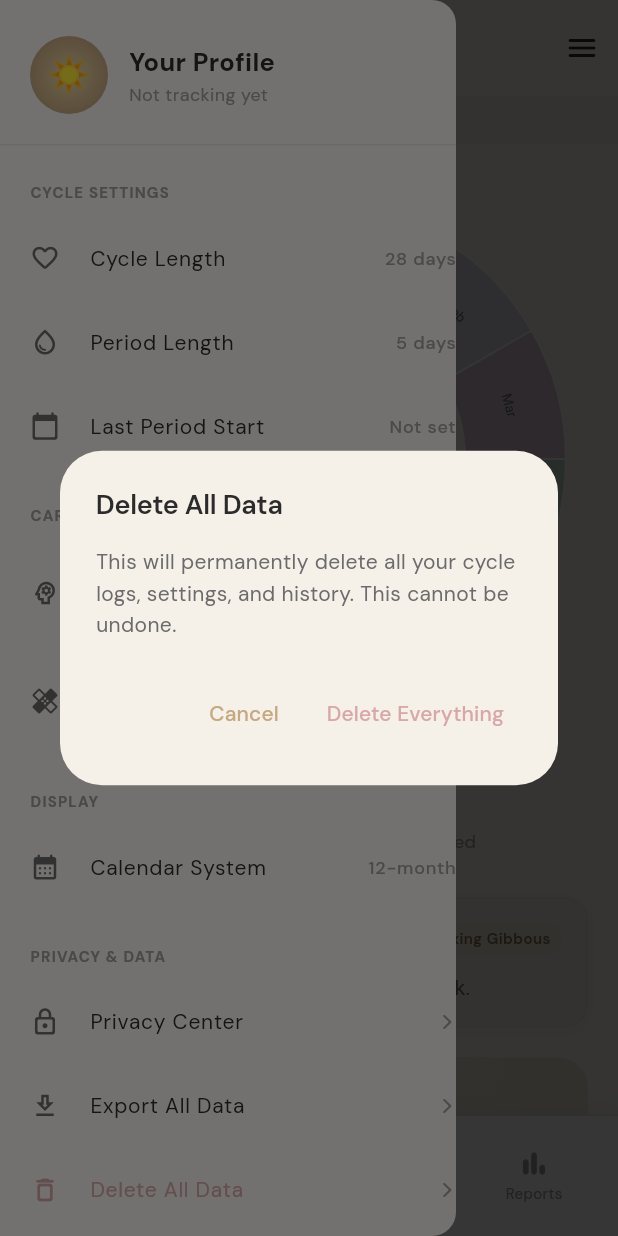
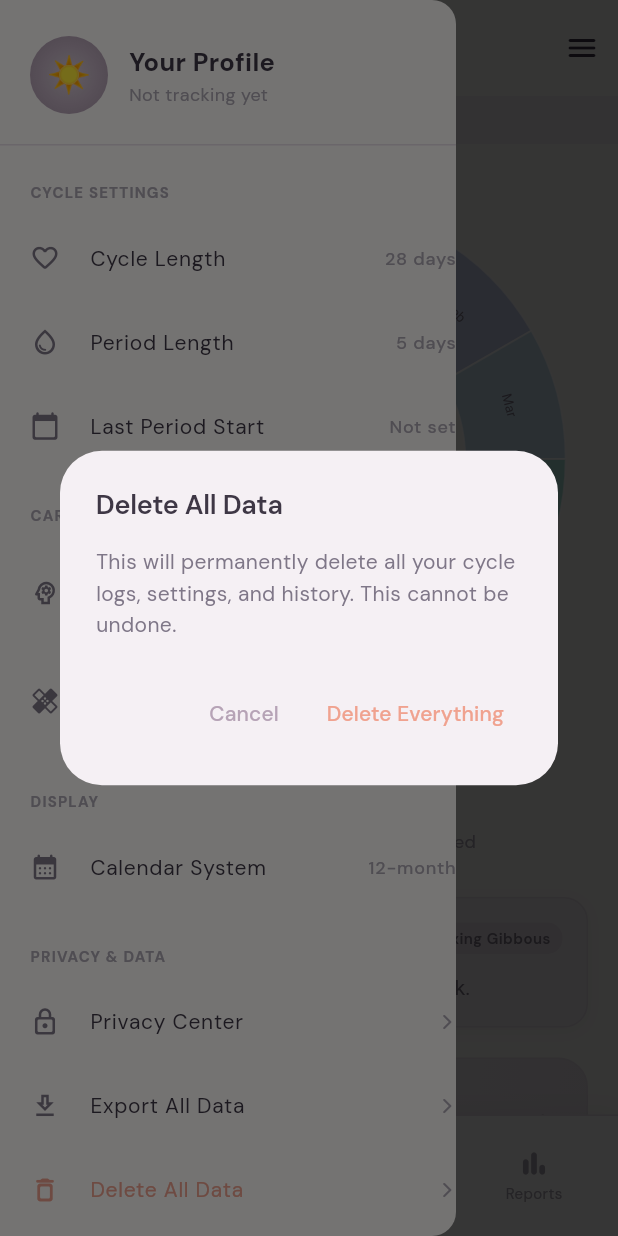
Before and after one commit to HiConnorM/sol-cycle-app, a Flutter app: the _MainShell screen opened directly, in the side drawer, after a tap on "Delete All Data", on a phone screen of 412 x 824 dp. Run offline on Flutter 3.47's test engine with Material 3 defaults, Android fonts, the phone set to English and light mode, and no system bars; our stand-ins replace equatable, flutter_riverpod, google_fonts, shared_preferences; accounts and stored records are empty.

Commit message:
feat: apply Sol Cycle brand palette across all app surfaces
Replace warm sandy/golden palette with new brand colors:
- Background → Soft Ivory White (#FCFAF8)
- Surface → Petal Mist (#F5F0F4)
- Border → Cloud Mauve (#E6DEE6)
- Primary text → Deep Plum Slate (#3E3745)
- Secondary text → Muted Mauve Gray (#7F7788)
- Accent → Moon Mauve (#B6A3B6)

Wheel segments now use the 13 logo spectrum colors (lavender → periwinkle → sky blue → seafoam → green → yellow-green → warm yellow/Sol → peach → coral → terracotta → mauve pink → soft violet → medium purple).

Phase colors updated to match wheel tones: menstrual (coral), follicular (soft green), ovulatory (warm yellow), luteal (lavender).

Co-Authored-By: Claude Sonnet 4.6 <noreply@anthropic.com>

```diff
--- a/sol_cycle/lib/app.dart
+++ b/sol_cycle/lib/app.dart
@@ -195,7 +195,7 @@ class _SolSplash extends StatelessWidget {
           width: 72,
           height: 72,
           decoration: BoxDecoration(
-            gradient: const RadialGradient(colors: [Color(0xFFEAD9A0), Color(0xFFC6A882)]),
+            gradient: const RadialGradient(colors: [Color(0xFFD5C9D5), Color(0xFFB6A3B6)]),
             shape: BoxShape.circle,
             boxShadow: [BoxShadow(color: SolColors.primary.withOpacity(0.3), blurRadius: 20, offset: const Offset(0, 6))],
           ),
--- a/sol_cycle/lib/core/theme.dart
+++ b/sol_cycle/lib/core/theme.dart
@@ -3,55 +3,55 @@ import 'package:google_fonts/google_fonts.dart';
 
 class SolColors {
   // Base palette
-  static const Color background = Color(0xFFFAF7F2);
-  static const Color surface = Color(0xFFF5F0E8);
-  static const Color card = Color(0xFFFFFFFF);
-  static const Color border = Color(0xFFE8E4DF);
+  static const Color background = Color(0xFFFCFAF8);   // Soft Ivory White
+  static const Color surface = Color(0xFFF5F0F4);       // Petal Mist
+  static const Color card = Color(0xFFFFFFFF);           // Pure White
+  static const Color border = Color(0xFFE6DEE6);         // Cloud Mauve
 
   // Text
-  static const Color textPrimary = Color(0xFF2B2B2B);
-  static const Color textSecondary = Color(0xFF6B6B6B);
-  static const Color textMuted = Color(0xFFA0A0A0);
+  static const Color textPrimary = Color(0xFF3E3745);    // Deep Plum Slate
+  static const Color textSecondary = Color(0xFF7F7788);  // Muted Mauve Gray
+  static const Color textMuted = Color(0xFFADA7B3);      // Light Mauve
 
   // Accent
-  static const Color primary = Color(0xFFC6A882);
-  static const Color primaryLight = Color(0xFFF0E8D8);
-  static const Color primaryDark = Color(0xFF8B6E4E);
+  static const Color primary = Color(0xFFB6A3B6);        // Moon Mauve
+  static const Color primaryLight = Color(0xFFE8DEE8);   // Light Mauve
+  static const Color primaryDark = Color(0xFF7F7788);    // Muted Mauve Gray
 
-  // Phase colors
-  static const Color menstrual = Color(0xFFD8A7A7);
-  static const Color menstrualLight = Color(0xFFF2E0E0);
-  static const Color follicular = Color(0xFFAFC3A4);
-  static const Color follicularLight = Color(0xFFDDEDD8);
-  static const Color ovulatory = Color(0xFFEAD9A0);
-  static const Color ovulatoryLight = Color(0xFFF7F0D0);
-  static const Color luteal = Color(0xFFBFA8C9);
-  static const Color lutealLight = Color(0xFFE8DDEF);
+  // Phase colors — drawn from the new wheel palette
+  static const Color menstrual = Color(0xFFF0A28F);      // Coral (inner winter warmth)
+  static const Color menstrualLight = Color(0xFFFAE3DC); // Light Coral
+  static const Color follicular = Color(0xFFB7DFA3);     // Soft Green (inner spring)
+  static const Color follicularLight = Color(0xFFDEF2D4);// Light Green
+  static const Color ovulatory = Color(0xFFF2DEA0);      // Warm Yellow (inner summer)
+  static const Color ovulatoryLight = Color(0xFFFAF2D5); // Light Yellow
+  static const Color luteal = Color(0xFFB7A6D9);         // Lavender (inner autumn)
+  static const Color lutealLight = Color(0xFFE5DFF5);    // Light Lavender
 
-  // Wheel month colors (seasonal pastel spectrum)
+  // Wheel month colors — Sol Cycle brand spectrum
   static const List<Color> wheelColors = [
-    Color(0xFFC9D6E3), // January  - Pale Blue
-    Color(0xFFC7C3D9), // February - Lavender Gray
-    Color(0xFFBFA8C9), // March    - Soft Plum
-    Color(0xFFBFD8C2), // April    - Sage Green
-    Color(0xFFAFC3A4), // May      - Soft Olive
-    Color(0xFFEAD9A0), // June     - Muted Gold
-    Color(0xFFE8D2B0), // Sol      - Warm Sand (13th month)
-    Color(0xFFE6B8A2), // July     - Soft Peach
-    Color(0xFFD8A7A7), // August   - Dusty Rose
-    Color(0xFFE4BFC3), // September- Blush Pink
-    Color(0xFFB7D3CF), // October  - Misty Teal
-    Color(0xFFC9D6E3), // November - Pale Blue
-    Color(0xFFC7C3D9), // December - Lavender Gray
+    Color(0xFFB7A6D9), // January  - Lavender
+    Color(0xFFAEBCE8), // February - Periwinkle Blue
+    Color(0xFFA9D2EC), // March    - Sky Blue
+    Color(0xFFA8E0D4), // April    - Seafoam
+    Color(0xFFB7DFA3), // May      - Soft Green
+    Color(0xFFD5E59B), // June     - Yellow-Green
+    Color(0xFFF2DEA0), // Sol      - Warm Yellow (13th month)
+    Color(0xFFF6C59F), // July     - Peach
+    Color(0xFFF0A28F), // August   - Coral
+    Color(0xFFD98C78), // September- Terracotta
+    Color(0xFFC98A97), // October  - Mauve Pink
+    Color(0xFFB48FAF), // November - Soft Violet
+    Color(0xFF9D8BC2), // December - Medium Purple
   ];
 
   // Moon
-  static const Color moonDark = Color(0xFFE8E4DF);
-  static const Color moonLight = Color(0xFFFFFEF8);
+  static const Color moonDark = Color(0xFFE6DEE6);   // Cloud Mauve
+  static const Color moonLight = Color(0xFFFCFAF8);  // Soft Ivory White
 
   // Status
-  static const Color pmddWarning = Color(0xFFE8BBBB);
-  static const Color pmddWarningLight = Color(0xFFF5E0E0);
+  static const Color pmddWarning = Color(0xFFF0A28F);      // Coral
+  static const Color pmddWarningLight = Color(0xFFFAE3DC); // Light Coral
 }
 
 class SolTheme {
@@ -67,7 +67,7 @@ class SolTheme {
         surface: SolColors.surface,
         onSurface: SolColors.textPrimary,
         outline: SolColors.border,
-        error: Color(0xFFD8A7A7),
+        error: Color(0xFFF0A28F),
       ),
       textTheme: _buildTextTheme(),
       appBarTheme: const AppBarTheme(
--- a/sol_cycle/lib/main.dart
+++ b/sol_cycle/lib/main.dart
@@ -15,7 +15,7 @@ void main() async {
     const SystemUiOverlayStyle(
       statusBarColor: Colors.transparent,
       statusBarIconBrightness: Brightness.dark,
-      systemNavigationBarColor: Color(0xFFFAF7F2),
+      systemNavigationBarColor: Color(0xFFFCFAF8),
       systemNavigationBarIconBrightness: Brightness.dark,
     ),
   );
--- a/sol_cycle/lib/screens/log/log_sheet.dart
+++ b/sol_cycle/lib/screens/log/log_sheet.dart
@@ -268,7 +268,7 @@ class _MindTab extends StatelessWidget {
           child: Column(
             crossAxisAlignment: CrossAxisAlignment.start,
             children: [
-              const Text('Track these separately for PMDD pattern detection', style: TextStyle(fontSize: 11, color: Color(0xFF8B3A3A))),
+              const Text('Track these separately for PMDD pattern detection', style: TextStyle(fontSize: 11, color: Color(0xFF8B4050))),
               const SizedBox(height: 8),
               _ChipGrid(
                 items: pmddSymptoms,
@@ -303,7 +303,7 @@ class _CareTab extends StatelessWidget {
         _ChipGrid(
           items: medications,
           selected: log.medications,
-          color: const Color(0xFFB7D3CF),
+          color: const Color(0xFFBDD7CB),
           onChanged: (v) => onChanged(log.copyWith(medications: v)),
         ),
         const SizedBox(height: 20),
--- a/sol_cycle/lib/screens/nourish/nourish_screen.dart
+++ b/sol_cycle/lib/screens/nourish/nourish_screen.dart
@@ -48,8 +48,8 @@ class NourishScreen extends ConsumerWidget {
                   _NourishCard(
                     title: 'Foods to Emphasize',
                     subtitle: 'Based on your ${phaseInfo?.name ?? ''} phase',
-                    color: Color(phaseInfo?.color ?? 0xFFC6A882),
-                    lightColor: Color(phaseInfo?.colorLight ?? 0xFFF0E8D8),
+                    color: Color(phaseInfo?.color ?? 0xFFB6A3B6),
+                    lightColor: Color(phaseInfo?.colorLight ?? 0xFFE8DEE8),
                     items: recommendations.foods,
                     icon: Icons.restaurant_menu_rounded,
                   ),
@@ -352,12 +352,12 @@ class _HydrationCard extends StatelessWidget {
       padding: const EdgeInsets.all(16),
       decoration: BoxDecoration(
         gradient: const LinearGradient(
-          colors: [Color(0xFFD6EDF5), Color(0xFFE8F4F8)],
+          colors: [Color(0xFFA8E0D4), Color(0xFFBDD7CB)],
           begin: Alignment.topLeft,
           end: Alignment.bottomRight,
         ),
         borderRadius: BorderRadius.circular(16),
-        border: Border.all(color: const Color(0xFFB0D8E8).withOpacity(0.5)),
+        border: Border.all(color: const Color(0xFFA8E0D4).withOpacity(0.5)),
       ),
       child: Column(
         crossAxisAlignment: CrossAxisAlignment.start,
--- a/sol_cycle/lib/screens/onboarding/onboarding_screen.dart
+++ b/sol_cycle/lib/screens/onboarding/onboarding_screen.dart
@@ -138,7 +138,7 @@ class _WelcomePage extends StatelessWidget {
             width: 100,
             height: 100,
             decoration: BoxDecoration(
-              gradient: const RadialGradient(colors: [Color(0xFFEAD9A0), Color(0xFFC6A882)]),
+              gradient: const RadialGradient(colors: [Color(0xFFD5C9D5), Color(0xFFB6A3B6)]),
               shape: BoxShape.circle,
               boxShadow: [BoxShadow(color: SolColors.primary.withOpacity(0.3), blurRadius: 30, offset: const Offset(0, 8))],
             ),
--- a/sol_cycle/lib/screens/reports/reports_screen.dart
+++ b/sol_cycle/lib/screens/reports/reports_screen.dart
@@ -276,9 +276,9 @@ class _PmddSummarySection extends StatelessWidget {
         children: const [
           Row(
             children: [
-              Icon(Icons.psychology_outlined, size: 18, color: Color(0xFF8B3A3A)),
+              Icon(Icons.psychology_outlined, size: 18, color: Color(0xFF8B4050)),
               SizedBox(width: 8),
-              Text('PMDD Pattern Report', style: TextStyle(fontSize: 14, fontWeight: FontWeight.w700, color: Color(0xFF8B3A3A))),
+              Text('PMDD Pattern Report', style: TextStyle(fontSize: 14, fontWeight: FontWeight.w700, color: Color(0xFF8B4050))),
             ],
           ),
           SizedBox(height: 8),
--- a/sol_cycle/lib/screens/today/today_screen.dart
+++ b/sol_cycle/lib/screens/today/today_screen.dart
@@ -116,7 +116,7 @@ class _TodayScreenState extends ConsumerState<TodayScreen> {
                         style: TextStyle(
                           fontSize: 12,
                           fontWeight: FontWeight.w500,
-                          color: cycle.inPmddWindow ? const Color(0xFF8B3A3A) : SolColors.textSecondary,
+                          color: cycle.inPmddWindow ? const Color(0xFF8B4050) : SolColors.textSecondary,
                         ),
                       ),
                     ),
@@ -233,7 +233,7 @@ class _SolLogo extends StatelessWidget {
       height: 32,
       decoration: BoxDecoration(
         gradient: const RadialGradient(
-          colors: [Color(0xFFEAD9A0), Color(0xFFC6A882)],
+          colors: [Color(0xFFD5C9D5), Color(0xFFB6A3B6)],
           center: Alignment.center,
         ),
         shape: BoxShape.circle,
@@ -258,7 +258,7 @@ class _StartTrackingCard extends StatelessWidget {
         padding: const EdgeInsets.all(20),
         decoration: BoxDecoration(
           gradient: const LinearGradient(
-            colors: [Color(0xFFF5EFE6), Color(0xFFEDE3D5)],
+            colors: [Color(0xFFF5F0F4), Color(0xFFEAE3EA)],
             begin: Alignment.topLeft,
             end: Alignment.bottomRight,
           ),
--- a/sol_cycle/lib/services/cycle_service.dart
+++ b/sol_cycle/lib/services/cycle_service.dart
@@ -23,29 +23,29 @@ const Map<String, PhaseInfo> phaseInfoMap = {
     phase: CyclePhase.menstrual,
     name: 'Menstrual',
     description: 'Your inner winter. Rest, release, and turn inward.',
-    color: 0xFFD8A7A7,
-    colorLight: 0xFFF2E0E0,
+    color: 0xFFF0A28F,
+    colorLight: 0xFFFAE3DC,
   ),
   CyclePhase.follicular: PhaseInfo(
     phase: CyclePhase.follicular,
     name: 'Follicular',
     description: 'Your inner spring. Energy builds, ideas bloom.',
-    color: 0xFFAFC3A4,
-    colorLight: 0xFFDDEDD8,
+    color: 0xFFB7DFA3,
+    colorLight: 0xFFDEF2D4,
   ),
   CyclePhase.ovulatory: PhaseInfo(
     phase: CyclePhase.ovulatory,
     name: 'Ovulatory',
     description: 'Your inner summer. Peak energy and radiance.',
-    color: 0xFFEAD9A0,
-    colorLight: 0xFFF7F0D0,
+    color: 0xFFF2DEA0,
+    colorLight: 0xFFFAF2D5,
   ),
   CyclePhase.luteal: PhaseInfo(
     phase: CyclePhase.luteal,
     name: 'Luteal',
     description: 'Your inner autumn. Slow down and prepare.',
-    color: 0xFFBFA8C9,
-    colorLight: 0xFFE8DDEF,
+    color: 0xFFB7A6D9,
+    colorLight: 0xFFE5DFF5,
   ),
 };
 
--- a/sol_cycle/lib/widgets/radial_wheel/radial_wheel.dart
+++ b/sol_cycle/lib/widgets/radial_wheel/radial_wheel.dart
@@ -72,7 +72,7 @@ class _RadialWheelState extends ConsumerState<RadialWheel>
               style: TextStyle(
                 fontSize: 12,
                 fontWeight: FontWeight.w600,
-                color: const Color(0xFF2B2B2B),
+                color: const Color(0xFF3E3745),
                 letterSpacing: 0.3,
               ),
             ),
--- a/sol_cycle/lib/widgets/radial_wheel/wheel_painter.dart
+++ b/sol_cycle/lib/widgets/radial_wheel/wheel_painter.dart
@@ -84,7 +84,7 @@ class WheelPainter extends CustomPainter {
         midAngle + pi / 2,
         isActive ? 10.5 : 9.0,
         isActive ? FontWeight.w600 : FontWeight.w400,
-        isActive ? const Color(0xFF2B2B2B) : const Color(0xFF6B6B6B),
+        isActive ? const Color(0xFF3E3745) : const Color(0xFF7F7788),
       );
     }
   }
@@ -136,7 +136,7 @@ class WheelPainter extends CustomPainter {
       final isCurrent = day == cycleDay;
 
       final tickPaint = Paint()
-        ..color = isCurrent ? const Color(0xFF2B2B2B) : Color(dayPhaseInfo.color).withOpacity(0.7)
+        ..color = isCurrent ? const Color(0xFF3E3745) : Color(dayPhaseInfo.color).withOpacity(0.7)
         ..strokeWidth = isCurrent ? 2.5 : 1.2
         ..strokeCap = StrokeCap.round;
 
@@ -153,7 +153,7 @@ class WheelPainter extends CustomPainter {
     );
     canvas.drawCircle(dotPos, 5, Paint()..color = Color(phaseInfo.color));
     canvas.drawCircle(dotPos, 5, Paint()
-      ..color = const Color(0xFF2B2B2B)
+      ..color = const Color(0xFF3E3745)
       ..style = PaintingStyle.stroke
       ..strokeWidth = 1.5);
   }
@@ -203,19 +203,19 @@ class WheelPainter extends CustomPainter {
     final monthStyle = TextStyle(
       fontSize: circleRadius * 0.22,
       fontWeight: FontWeight.w500,
-      color: const Color(0xFF2B2B2B),
+      color: const Color(0xFF3E3745),
       letterSpacing: 0.3,
     );
     final dayStyle = TextStyle(
       fontSize: circleRadius * 0.38,
       fontWeight: FontWeight.w700,
-      color: const Color(0xFF2B2B2B),
+      color: const Color(0xFF3E3745),
       height: 1.1,
     );
     final yearStyle = TextStyle(
       fontSize: circleRadius * 0.18,
       fontWeight: FontWeight.w400,
-      color: const Color(0xFFA0A0A0),
+      color: const Color(0xFFADA7B3),
     );
 
     _drawText(canvas, displayMonth, Offset(center.dx, center.dy + circleRadius * 0.08), monthStyle);
@@ -226,7 +226,7 @@ class WheelPainter extends CustomPainter {
       final cycleDayStyle = TextStyle(
         fontSize: circleRadius * 0.17,
         fontWeight: FontWeight.w500,
-        color: const Color(0xFF8B8B8B),
+        color: const Color(0xFF7F7788),
         letterSpacing: 0.5,
       );
       _drawText(canvas, 'day $cycleDay', Offset(center.dx, center.dy + circleRadius * 0.8), cycleDayStyle);
--- a/sol_cycle/lib/widgets/side_menu.dart
+++ b/sol_cycle/lib/widgets/side_menu.dart
@@ -29,7 +29,7 @@ class SolDrawer extends ConsumerWidget {
                     height: 52,
                     decoration: BoxDecoration(
                       gradient: const RadialGradient(
-                        colors: [Color(0xFFEAD9A0), Color(0xFFC6A882)],
+                        colors: [Color(0xFFD5C9D5), Color(0xFFB6A3B6)],
                       ),
                       shape: BoxShape.circle,
                     ),
@@ -125,7 +125,7 @@ class SolDrawer extends ConsumerWidget {
               _DrawerItem(
                 icon: Icons.delete_outline_rounded,
                 label: 'Delete All Data',
-                color: const Color(0xFFD8A7A7),
+                color: const Color(0xFFF0A28F),
                 onTap: () => _showDeleteConfirm(context, ref),
               ),
             ]),
```
